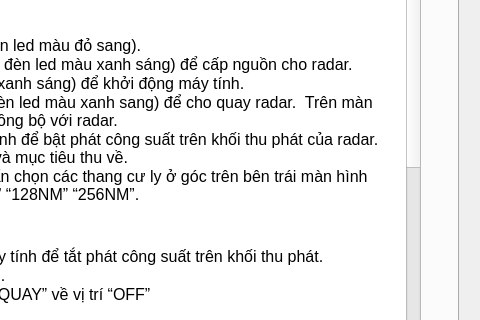
This is QT_Peter/dialogdocumentation.ui in kimphg/LT_peter as Qt 5 draws it before an edit; both pictures show x 352 to 832 and y 128 to 448 of the 832 by 642 pixel window. The edited form follows.
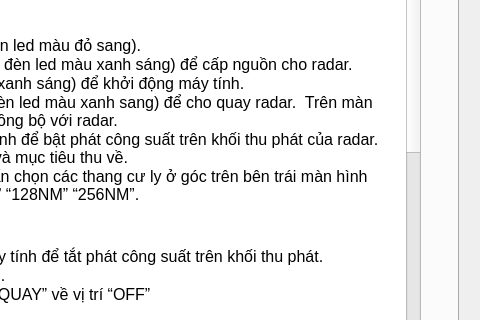
This is the edited form.

The edit to the form file:
```diff
--- a/QT_Peter/dialogdocumentation.ui
+++ b/QT_Peter/dialogdocumentation.ui
@@ -76,6 +76,7 @@
 &lt;li style=&quot; font-size:12pt;&quot; style=&quot; margin-top:0px; margin-bottom:12px; margin-left:0px; margin-right:0px; -qt-block-indent:0; text-indent:0px;&quot;&gt;Gạt công tắc “NGUỒN” về vị trí “OFF” &lt;/li&gt;&lt;/ul&gt;
 &lt;p style=&quot; margin-top:12px; margin-bottom:12px; margin-left:0px; margin-right:0px; -qt-block-indent:0; text-indent:0px;&quot;&gt;&lt;span style=&quot; font-size:12pt; font-weight:600;&quot;&gt;3.     BÁM VÀ QUẢN LÝ MỤC TIÊU&lt;/span&gt;&lt;span style=&quot; font-size:12pt;&quot;&gt; &lt;/span&gt;&lt;/p&gt;
 &lt;ul style=&quot;margin-top: 0px; margin-bottom: 0px; margin-left: 0px; margin-right: 0px; -qt-list-indent: 1;&quot;&gt;&lt;li style=&quot; font-size:12pt;&quot; style=&quot; margin-top:0px; margin-bottom:0px; margin-left:0px; margin-right:0px; -qt-block-indent:0; text-indent:0px;&quot;&gt;&lt;span style=&quot; font-weight:600;&quot;&gt;Đặt bám mục tiêu&lt;/span&gt;: Di chuyển con trỏ chuột về vị trí mục tiêu, nhấn đúp chuột trái. Khi đó, cửa sổ bắt mục tiêu được đánh dấu bởi khung màu vàng. Khi mục tiêu được khởi tạo, ô vuông màu xanh sẽ hiện lên tại vị trí mục tiêu. Sau khi bám ổn định biểu tượng mục tiêu sẽ chuyển thành hình tròn, muc tiêu cơ động sẽ có vạch dấu chỉ hướng chuyển động. &lt;/li&gt;
+&lt;li style=&quot; font-size:12pt;&quot; style=&quot; margin-top:0px; margin-bottom:0px; margin-left:0px; margin-right:0px; -qt-block-indent:0; text-indent:0px;&quot;&gt;&lt;span style=&quot; font-weight:600;&quot;&gt;Tự động bám:&lt;/span&gt; nhấn nút &lt;span style=&quot; font-weight:600;&quot;&gt;&amp;quot;Đặt vùng tự động bám&amp;quot;&lt;/span&gt; trong mục DSMT, dùng chuột chỉ thị vị trí vùng tự động bám trên màn hiện sóng bằng cách nhấn chuột vào 2 điểm tương ứng giới hạn về cự ly/phương vị. Các mục tiêu di chuyển trong vùng tự động bám sẽ được khởi tạo quĩ đạo tự động.&lt;/li&gt;
 &lt;li style=&quot; font-size:12pt;&quot; style=&quot; margin-top:0px; margin-bottom:0px; margin-left:0px; margin-right:0px; -qt-block-indent:0; text-indent:0px;&quot;&gt;&lt;span style=&quot; font-weight:600;&quot;&gt;Số hiệu mục tiêu&lt;/span&gt;: Số hiệu mục tiêu được tự động đặt tăng dần theo thứ tự xuất hiện. Ví dụ trong phiên làm việc, nếu mục tiêu có số hiệu lớn nhất từng xuất hiện có số hiệu 50, mục tiêu khởi tạo bám tiếp theo sẽ có số hiệu 51, kể cả khi mục tiêu có số hiệu 50 đã bị xóa. &lt;/li&gt;
 &lt;li style=&quot; font-size:12pt;&quot; style=&quot; margin-top:0px; margin-bottom:0px; margin-left:0px; margin-right:0px; -qt-block-indent:0; text-indent:0px;&quot;&gt;&lt;span style=&quot; font-weight:600;&quot;&gt;Mất mục tiêu&lt;/span&gt;: khi mất bám, mục tiêu sẽ được biêu diễn dạng ô vuông có gạch chéo nhấp nháy &lt;/li&gt;
 &lt;li style=&quot; font-size:12pt;&quot; style=&quot; margin-top:0px; margin-bottom:0px; margin-left:0px; margin-right:0px; -qt-block-indent:0; text-indent:0px;&quot;&gt;&lt;span style=&quot; font-weight:600;&quot;&gt;Hiển thị thông tin mục tiêu&lt;/span&gt;: nhấn chuột trái vào muc tiêu trên màn hiện sóng hoặc chuyển về mục &lt;span style=&quot; font-weight:600;&quot;&gt;DSMT&lt;/span&gt; ở tab chức năng phía trên bên phải màn hình để hiển thị bảng thông tin chi tiết về các mục tiêu đang bám. Số hiệu mục tiêu được hiển thị ở góc dưới bên phải mục tiêu, tương ứng với cột &lt;span style=&quot; font-weight:600;&quot;&gt;SH&lt;/span&gt; trên bảng &lt;span style=&quot; font-weight:600;&quot;&gt;DSMT&lt;/span&gt;. Trên mục danh sách mục tiêu sẽ đồng thời hiển thị các tham số quĩ đạo của tất cả các mục tiêu hiện có. &lt;/li&gt;
```
